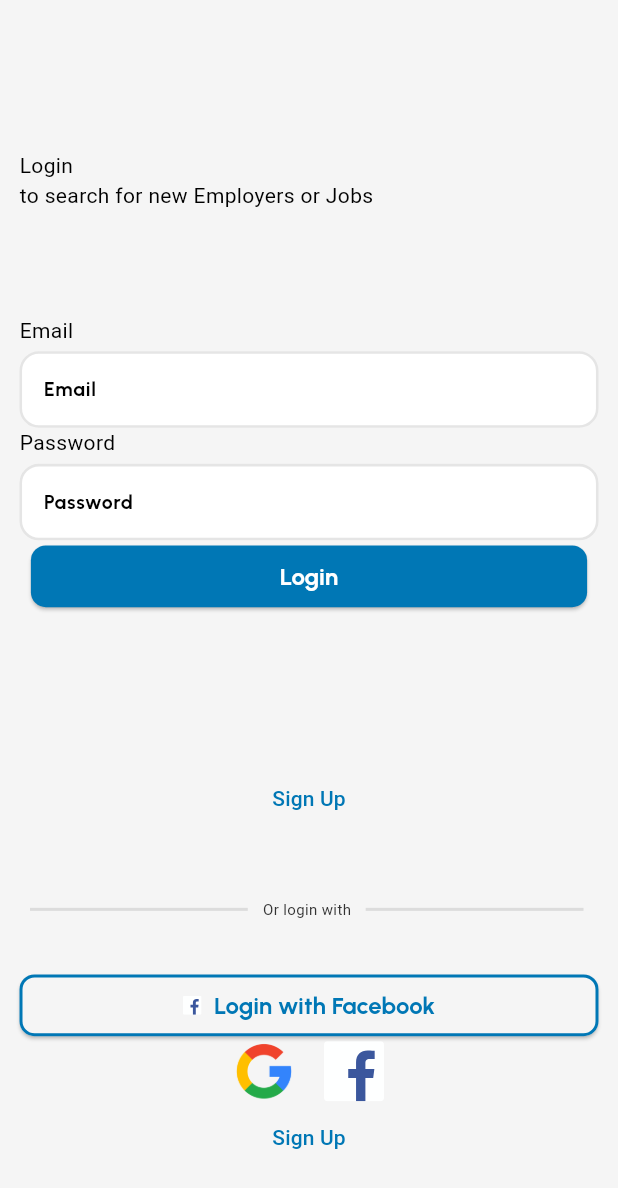
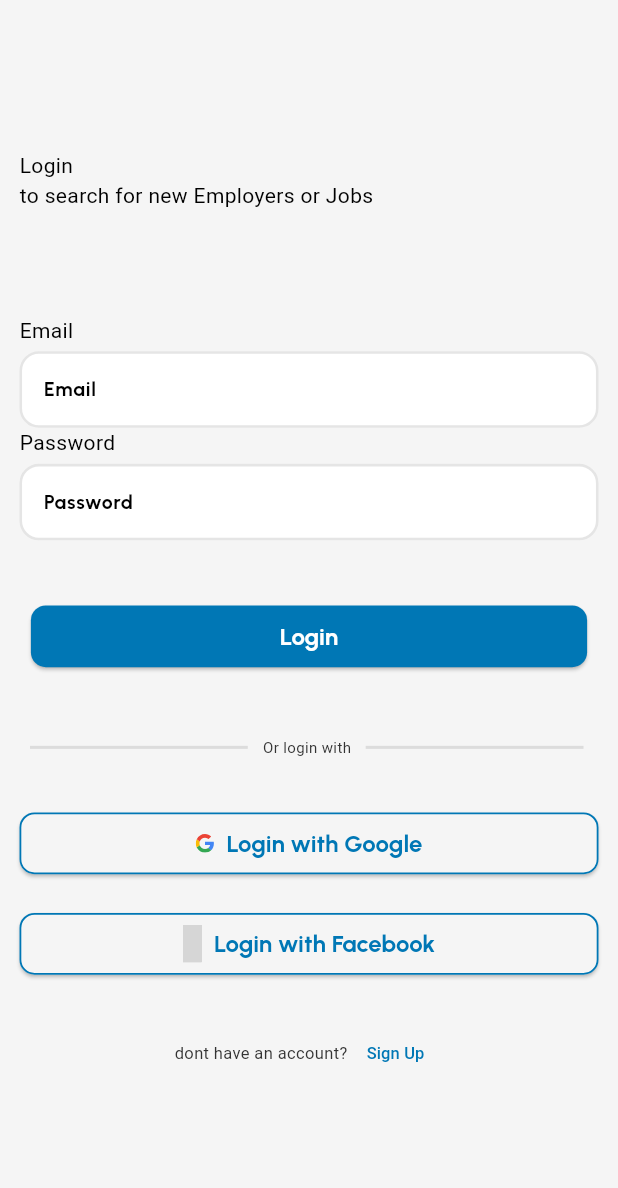
Before and after one commit to WissamAlmsalati/quick_hire_app, a Flutter app: the LoginScreen screen opened directly, on a phone screen of 412 x 824 dp. Shown: the top 1188 px of the screen. Run offline on Flutter 3.47's test engine with Material 3 defaults, Android fonts, the phone set to English and light mode, and no system bars; our stand-ins replace bloc, flutter_bloc, flutter_svg, gap, google_fonts; missing offline and left inert: dart:ffi; grey boxes are pictures that could not be loaded.

Commit message:
assets and images

```diff
--- a/lib/core/utils/app_icon.dart
+++ b/lib/core/utils/app_icon.dart
@@ -1,4 +1,5 @@
 class AppIcons{
   static const String ic_launcher = 'assets/icons/ic_launcher.png';
-  static const String facebookIcon = "assets/icons/F_icon_reversed.svg";
+  static const String facebookIcon = "assets/icons/facebook.svg";
+  static const String googleIcon = "assets/icons/google-icon-logo.svg";
 }
--- a/lib/core/widgets/custom_button.dart
+++ b/lib/core/widgets/custom_button.dart
@@ -42,7 +42,7 @@ class CustomButton extends StatelessWidget {
             borderRadius: BorderRadius.circular(borderRadius ?? 10),
             side: BorderSide(
               color: borderColor ?? Colors.transparent,
-              width: 2.0,
+              width: 1.2,
             ),
           ),
         ),
--- a/lib/features/authintication_screens/presentation/widgets/login_form_widget.dart
+++ b/lib/features/authintication_screens/presentation/widgets/login_form_widget.dart
@@ -38,6 +38,7 @@ class LoginForm extends StatelessWidget {
               labelText: 'Password',
               obscureText: true,
             ),
+            const Gap(40),
             CustomButton(
                 text: "Login",
                 onPressed: () {},
@@ -55,14 +56,8 @@ class LoginForm extends StatelessWidget {
                 return Container();
               },
             ),
-            const Gap(100),
-            TextButton(
-                onPressed: () {
-                  Navigator.push(context,
-                      MaterialPageRoute(builder: (context) => SignUpScreen()));
-                },
-                child: Text('Sign Up')),
-            Gap(40),
+
+            const Gap(40),
             Row(
               children: [
                 Expanded(
@@ -88,6 +83,12 @@ class LoginForm extends StatelessWidget {
               ],
             ),
             const Gap(30),
+            CustomButton(text: "Login with Google",
+                onPressed: (){}, color: AppColors.backgroundColor,
+                textColor: AppColors.primaryColor,
+                isHaveIcon: true, icon: AppIcons.googleIcon,
+                isHaveBorder: true, borderColor: AppColors.primaryColor),
+            const Gap(19),
             CustomButton(
               text: "Login with Facebook",
               onPressed: () {},
@@ -99,22 +100,22 @@ class LoginForm extends StatelessWidget {
               borderColor: AppColors.primaryColor,
 
             ),
+            const Gap(25),
             Row(
               mainAxisAlignment: MainAxisAlignment.center,
               children: [
-                Image.asset('assets/icons/6929234_google_logo_icon.png',
-                    width: 40, height: 40),
-                const Gap(20),
-                SvgPicture.asset('assets/icons/F_icon_reversed.svg',
-                    width: 40, height: 40),
+                Text("dont have an account?",
+                    style: TextStyle(color: Color(0xFF333333), fontSize: 11)),
+                TextButton(
+                  onPressed: () {
+                    Navigator.push(context,
+                        MaterialPageRoute(builder: (context) => SignUpScreen()));
+                  },
+                  child: Text('Sign Up',
+                  style: TextStyle(color: AppColors.primaryColor, fontSize: 11)
+                  ),
+                ),
               ],
-            ),
-            TextButton(
-              onPressed: () {
-                Navigator.push(context,
-                    MaterialPageRoute(builder: (context) => SignUpScreen()));
-              },
-              child: Text('Sign Up'),
             ),
           ],
         ),
```
Also changed, not shown: assets/icons/6929234_google_logo_icon.png (deleted), assets/icons/F_icon_reversed.svg (deleted), assets/icons/google-icon-logo.svg (added).
